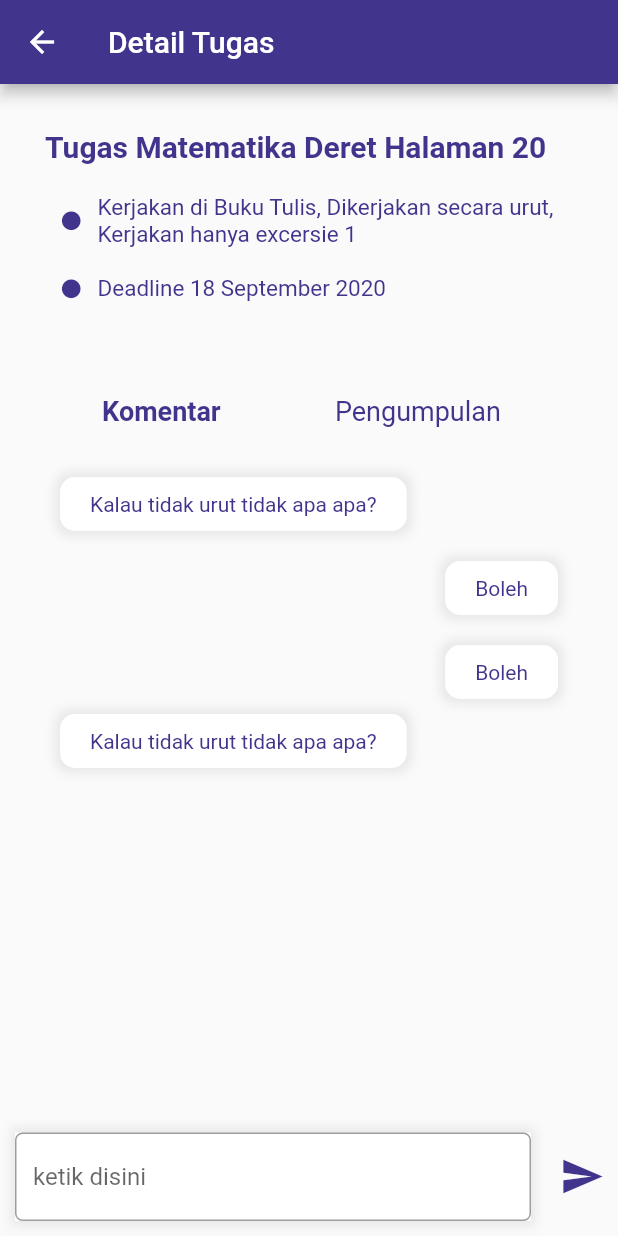
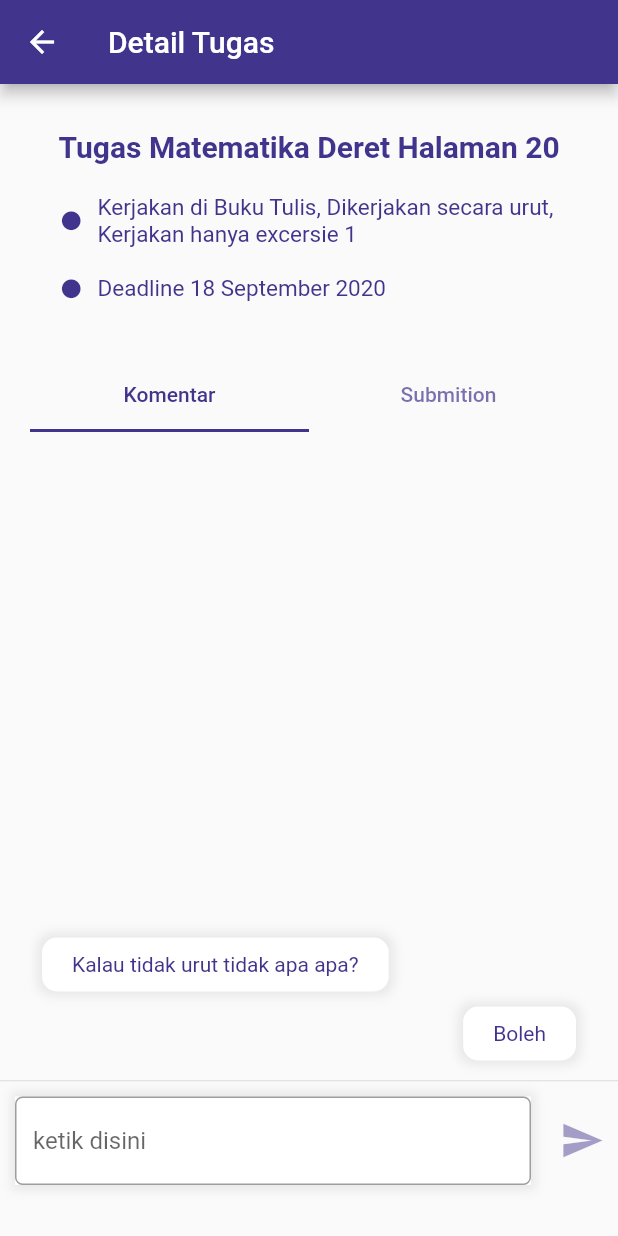
Before and after one commit to TheoGalang/Ceria, a Flutter app: the DetailTugasParent screen opened directly, after a tap on the "send" icon, on a phone screen of 412 x 824 dp. Run offline on Flutter 3.47's test engine with Material 2 defaults, Android fonts, the phone set to English and light mode, and no system bars.

Commit message:
modify  and implement simple chat app interaction

```diff
--- a/lib/main.dart
+++ b/lib/main.dart
@@ -1,23 +1,6 @@
-import 'package:ceria/screen_guru/tugas/detailtugas_teacher.dart';
-import 'package:ceria/screen_guru/tugas/isinilai_teacher.dart';
-import 'package:ceria/screen_guru/tugas/lampiran_teacher.dart';
-import 'package:ceria/screen_guru/tugas/listtugas_guru.dart';
-import 'package:ceria/screen_guru/tugas/pilihkelastugas_guru.dart';
-import 'package:ceria/screen_guru/tugas/tambahtugas_guru.dart';
-import 'package:ceria/screen_parent/daftarsiswa_parent.dart';
-import 'package:ceria/screen_parent/home_parent.dart';
+import 'package:ceria/screen_parent/tugas/detailed_assigment.dart';
 import 'package:ceria/screen_parent/tugas/detailtugas_parent.dart';
-import 'package:ceria/screen_parent/tugas/listtugas_parent.dart';
-import 'package:ceria/screen_parent/tugas/nilaitugas_parent.dart';
-import 'package:ceria/screen_parent/tugas/pengumpulantugas_parent.dart';
-import 'package:flutter/cupertino.dart';
 import 'package:flutter/material.dart';
-import 'package:ceria/screen_guru/home_guru.dart';
-import 'package:ceria/screen_guru/pilihkelas_guru.dart';
-import 'package:ceria/screen_guru/daftarsiswa_guru.dart';
-import 'package:ceria/screen_parent/daftarsiswa_parent.dart';
-import 'package:ceria/screen_guru/pilihkelasabsen_guru.dart';
-import 'package:ceria/screen_guru/listkehadiran_guru.dart';
 
 void main() {
   runApp(MyApp());
@@ -26,6 +9,9 @@ void main() {
 class MyApp extends StatelessWidget {
   @override
   Widget build(BuildContext context) {
-    return MaterialApp(home: NilaiTugasParent());
+    return MaterialApp(
+      home: DetailTugasParent(),
+      debugShowCheckedModeBanner: false,
+    );
   }
 }
--- a/lib/screen_guru/home_guru.dart
+++ b/lib/screen_guru/home_guru.dart
@@ -1,4 +1,3 @@
-import 'package:ceria/screen_guru/tugas/listtugas_guru.dart';
 import 'package:ceria/screen_guru/tugas/pilihkelastugas_guru.dart';
 import 'package:flutter/cupertino.dart';
 import 'package:flutter/material.dart';
--- a/lib/screen_guru/tugas/detailtugas_teacher.dart
+++ b/lib/screen_guru/tugas/detailtugas_teacher.dart
@@ -1,8 +1,6 @@
-import 'package:ceria/screen_guru/pilihkelas_guru.dart';
 import 'package:ceria/screen_guru/tugas/isinilai_teacher.dart';
 import 'package:ceria/screen_guru/tugas/lampiran_teacher.dart';
 import 'package:ceria/screen_guru/tugas/listtugas_guru.dart';
-import 'package:ceria/screen_guru/tugas/pilihkelastugas_guru.dart';
 import 'package:flutter/cupertino.dart';
 import 'package:flutter/material.dart';
 
--- a/lib/screen_guru/tugas/listtugas_guru.dart
+++ b/lib/screen_guru/tugas/listtugas_guru.dart
@@ -1,5 +1,4 @@
 import 'package:ceria/screen_guru/home_guru.dart';
-import 'package:ceria/screen_guru/pilihkelas_guru.dart';
 import 'package:ceria/screen_guru/tugas/detailtugas_teacher.dart';
 import 'package:ceria/screen_guru/tugas/tambahtugas_guru.dart';
 import 'package:flutter/cupertino.dart';
--- a/lib/screen_guru/tugas/pilihkelastugas_guru.dart
+++ b/lib/screen_guru/tugas/pilihkelastugas_guru.dart
@@ -1,5 +1,4 @@
 import 'package:ceria/screen_guru/home_guru.dart';
-import 'package:ceria/screen_guru/tugas/detailtugas_teacher.dart';
 import 'package:ceria/screen_guru/tugas/listtugas_guru.dart';
 import 'package:flutter/cupertino.dart';
 import 'package:flutter/material.dart';
--- a/lib/screen_parent/home_parent.dart
+++ b/lib/screen_parent/home_parent.dart
@@ -1,4 +1,3 @@
-import 'package:ceria/screen_parent/tugas/detailtugas_parent.dart';
 import 'package:ceria/screen_parent/tugas/listtugas_parent.dart';
 import 'package:flutter/cupertino.dart';
 import 'package:flutter/material.dart';
--- a/lib/screen_parent/tugas/detailtugas_parent.dart
+++ b/lib/screen_parent/tugas/detailtugas_parent.dart
@@ -1,6 +1,6 @@
+import './widgets/chat_message.dart';
+import 'package:ceria/tools/measure_child.dart';
 import 'package:ceria/screen_parent/tugas/listtugas_parent.dart';
-import 'package:ceria/screen_parent/tugas/pengumpulantugas_parent.dart';
-import 'package:flutter/cupertino.dart';
 import 'package:flutter/material.dart';
 
 class DetailTugasParent extends StatefulWidget {
@@ -9,47 +9,39 @@ class DetailTugasParent extends StatefulWidget {
 }
 
 class _DetailTugasParentState extends State<DetailTugasParent> {
+  final _inputController = TextEditingController();
+  final List<ChatMessage> _messages = [
+    ChatMessage(
+      text: "Boleh",
+      crossAxisAlignment: CrossAxisAlignment.end,
+    ),
+    ChatMessage(
+      text: "Kalau tidak urut tidak apa apa?",
+      crossAxisAlignment: CrossAxisAlignment.start,
+    ),
+  ];
+  bool _isComposing = false;
+  var descriptionSize = Size(0, 207);
+  var paintingScreenSize = Size(0, 600);
+  var appbarSize = Size(0, 80);
+  var tabBarLabelSize = Size(0, 48);
+
   @override
   Widget build(BuildContext context) {
-    return Scaffold(
-      appBar: AppBar(
-        leading: IconButton(
-          onPressed: () {},
-          icon: IconButton(
-            icon: Icon(Icons.arrow_back, color: Colors.white),
-            onPressed: () {
-              {
-                Navigator.pushReplacement(context,
-                    MaterialPageRoute(builder: (context) {
-                  return ShowAssignmentParent();
-                }));
-              }
-            },
-          ),
-        ),
-        title: Text("Detail Tugas"),
-        backgroundColor: Color(0xff41348C),
-      ),
-      body: Stack(
-        children: <Widget>[
-          SingleChildScrollView(
-            child: Padding(
-              padding: EdgeInsets.only(bottom: 100),
+    var assignmentDescription = Container(
+      margin: EdgeInsets.all(20),
       child: Column(
         children: [
           Container(
-                    margin: EdgeInsets.all(20),
-                    child: Column(
-                      children: <Widget>[
-                        Container(
             margin: EdgeInsets.all(10),
-                          alignment: Alignment.centerLeft,
+            child: Center(
               child: Text(
                 "Tugas Matematika Deret Halaman 20",
                 style: TextStyle(
                     fontSize: 20,
                     color: Color(0xff41348C),
                     fontWeight: FontWeight.bold),
+              ),
             ),
           ),
           Container(
@@ -102,171 +94,163 @@ class _DetailTugasParentState extends State<DetailTugasParent> {
               ],
             ),
           ),
-                        Container(
-                          margin: EdgeInsets.fromLTRB(10, 30, 20, 20),
-                          child: Row(
-                            mainAxisAlignment: MainAxisAlignment.spaceAround,
-                            children: <Widget>[
-                              TextButton(
+        ],
+      ),
+    );
+    var appbar = AppBar(
+      leading: IconButton(
+        onPressed: () {},
+        icon: IconButton(
+          icon: Icon(Icons.arrow_back, color: Colors.white),
           onPressed: () {
             {
               Navigator.pushReplacement(context,
                   MaterialPageRoute(builder: (context) {
-                                      return DetailTugasParent();
+                return ShowAssignmentParent();
               }));
             }
           },
-                                child: Text(
-                                  "Komentar",
-                                  style: TextStyle(
-                                      fontSize: 18,
-                                      color: Color(0xff41348C),
-                                      fontWeight: FontWeight.bold),
         ),
       ),
-                              TextButton(
-                                onPressed: () {
-                                  {
-                                    Navigator.pushReplacement(context,
-                                        MaterialPageRoute(builder: (context) {
-                                      return KumpulTugasParent();
-                                    }));
-                                  }
+      title: Text("Detail Tugas"),
+      backgroundColor: Color(0xff41348C),
+    );
+    return MeasureSize(
+      onChange: (Size size) {
+        setState(() {
+          paintingScreenSize = size;
+        });
       },
-                                child: Text(
-                                  "Pengumpulan",
-                                  style: TextStyle(
-                                      fontSize: 18,
-                                      color: Color(0xff41348C),
-                                      fontWeight: FontWeight.normal),
+      child: Scaffold(
+        appBar: appbar,
+        body: SingleChildScrollView(
+          child: Column(
+            children: [
+              MeasureSize(
+                onChange: (size) {
+                  setState(() {
+                    descriptionSize = size;
+                  });
+                },
+                child: assignmentDescription,
               ),
-                              )
+              // tab layout
+              buildDefaultTabController(),
             ],
           ),
         ),
-                        Align(
-                          alignment: Alignment.centerLeft,
+      ),
+    );
+  }
+
+  DefaultTabController buildDefaultTabController() {
+    return DefaultTabController(
+        length: 2,
+        child: Column(
+          children: [
+            MeasureSize(
+              onChange: (Size size) {
+                setState(() {
+                  tabBarLabelSize = size;
+                });
+              },
               child: Container(
-                            constraints: BoxConstraints(maxWidth: 250),
-                            margin: EdgeInsets.fromLTRB(20, 0, 0, 10),
-                            padding: EdgeInsets.fromLTRB(20, 10, 20, 10),
-                            decoration: BoxDecoration(
-                              color: Colors.white,
-                              borderRadius:
-                                  BorderRadius.all(Radius.circular(10)),
-                              boxShadow: [
+                margin: EdgeInsets.symmetric(horizontal: 20),
+                child: TabBar(
+                    labelColor: Color(0xff41348C),
+                    indicatorColor: Color(0xff41348C),
+                    tabs: [
+                      Tab(
+                        text: "Komentar",
+                      ),
+                      Tab(text: "Submition")
+                    ]),
+              ),
+            ),
+            Container(
+              height: paintingScreenSize.height -
+                  appbarSize.height -
+                  descriptionSize.height -
+                  tabBarLabelSize.height,
+              child: TabBarView(children: [
+                Column(
+                  children: [
+                    Flexible(
+                      child: ListView.builder(
+                        padding: EdgeInsets.all(8.0),
+                        reverse: true,
+                        itemBuilder: (_, int index) => _messages[index],
+                        itemCount: _messages.length,
+                      ),
+                    ),
+                    Divider(
+                      height: 1,
+                    ),
+                    Container(
+                      child: buildTextInput(context),
+                    ),
+                  ],
+                ),
+                Column(
+                  mainAxisAlignment: MainAxisAlignment.center,
+                  children: [
+                    Flexible(
+                      flex: 1,
+                      child: Container(
+                        width: MediaQuery.of(context).size.width / 1.5,
+                        padding: EdgeInsets.all(20),
+                        decoration:
+                            BoxDecoration(color: Colors.white, boxShadow: [
                           BoxShadow(
                             color: Colors.grey.withOpacity(0.2),
                             spreadRadius: 3,
                             blurRadius: 5,
                           ),
-                              ],
+                        ]),
+                        child: IconButton(
+                            icon: Icon(
+                              Icons.add,
+                              color: Color(0xff41348C),
+                              size: 30,
                             ),
-                            child: Text(
-                              "Kalau tidak urut tidak apa apa?",
-                              style: TextStyle(
-                                  fontSize: 14,
-                                  color: Color(0xff41348C),
-                                  fontWeight: FontWeight.normal),
+                            onPressed: () {}),
                       ),
                     ),
-                        ),
-                        Align(
-                          alignment: Alignment.centerRight,
-                          child: Container(
-                            constraints: BoxConstraints(maxWidth: 250),
-                            margin: EdgeInsets.fromLTRB(20, 10, 20, 10),
-                            padding: EdgeInsets.fromLTRB(20, 10, 20, 10),
-                            decoration: BoxDecoration(
+                    Container(
+                      margin:
+                          EdgeInsets.symmetric(horizontal: 50, vertical: 20),
+                      child: RaisedButton(
+                        padding:
+                            EdgeInsets.symmetric(horizontal: 30, vertical: 10),
+                        onPressed: () {},
+                        child: Text(
+                          "Simpan",
+                          style: TextStyle(
+                            fontSize: 20,
                             color: Colors.white,
-                              borderRadius:
-                                  BorderRadius.all(Radius.circular(10)),
-                              boxShadow: [
-                                BoxShadow(
-                                  color: Colors.grey.withOpacity(0.2),
-                                  spreadRadius: 3,
-                                  blurRadius: 5,
-                                ),
-                              ],
-                            ),
-                            child: Text(
-                              "Boleh",
-                              style: TextStyle(
-                                  fontSize: 14,
-                                  color: Color(0xff41348C),
-                                  fontWeight: FontWeight.normal),
+                            fontWeight: FontWeight.bold,
                           ),
                         ),
-                        ),
-                        Align(
-                          alignment: Alignment.centerRight,
-                          child: Container(
-                            constraints: BoxConstraints(maxWidth: 250),
-                            margin: EdgeInsets.fromLTRB(20, 10, 20, 10),
-                            padding: EdgeInsets.fromLTRB(20, 10, 20, 10),
-                            decoration: BoxDecoration(
-                              color: Colors.white,
-                              borderRadius:
-                                  BorderRadius.all(Radius.circular(10)),
-                              boxShadow: [
-                                BoxShadow(
-                                  color: Colors.grey.withOpacity(0.2),
-                                  spreadRadius: 3,
-                                  blurRadius: 5,
-                                ),
-                              ],
-                            ),
-                            child: Text(
-                              "Boleh",
-                              style: TextStyle(
-                                  fontSize: 14,
                         color: Color(0xff41348C),
-                                  fontWeight: FontWeight.normal),
-                            ),
-                          ),
-                        ),
-                        Align(
-                          alignment: Alignment.centerLeft,
-                          child: Container(
-                            constraints: BoxConstraints(maxWidth: 250),
-                            margin: EdgeInsets.fromLTRB(20, 0, 0, 10),
-                            padding: EdgeInsets.fromLTRB(20, 10, 20, 10),
-                            decoration: BoxDecoration(
-                              color: Colors.white,
-                              borderRadius:
-                                  BorderRadius.all(Radius.circular(10)),
-                              boxShadow: [
-                                BoxShadow(
-                                  color: Colors.grey.withOpacity(0.2),
-                                  spreadRadius: 3,
-                                  blurRadius: 5,
-                                ),
-                              ],
-                            ),
-                            child: Text(
-                              "Kalau tidak urut tidak apa apa?",
-                              style: TextStyle(
-                                  fontSize: 14,
-                                  color: Color(0xff41348C),
-                                  fontWeight: FontWeight.normal),
-                            ),
+                        shape: RoundedRectangleBorder(
+                            borderRadius: BorderRadius.circular(20)),
                       ),
                     ),
                   ],
                 ),
-                  ),
+              ]),
+            )
           ],
-              ),
-            ),
-          ),
-          Align(
-            alignment: Alignment.bottomLeft,
-            child: Row(
+        ));
+  }
+
+  Row buildTextInput(BuildContext context) {
+    return Row(
       children: <Widget>[
         Flexible(
           child: Container(
             margin: EdgeInsets.all(10),
-                    width: MediaQuery.of(context).size.width / 1,
+            width: MediaQuery.of(context).size.width,
             decoration: BoxDecoration(color: Colors.white, boxShadow: [
               BoxShadow(
                 color: Colors.grey.withOpacity(0.2),
@@ -275,6 +259,13 @@ class _DetailTugasParentState extends State<DetailTugasParent> {
               ),
             ]),
             child: TextField(
+              onChanged: (String text) {
+                setState(() {
+                  _isComposing = text.length > 0;
+                });
+              },
+              controller: _inputController,
+              onSubmitted: _isComposing ? _handleSubmit : null,
               decoration: InputDecoration(
                   hintText: "ketik disini",
                   fillColor: Colors.white,
@@ -286,15 +277,29 @@ class _DetailTugasParentState extends State<DetailTugasParent> {
         IconButton(
             icon: Icon(
               Icons.send,
-                      color: Color(0xff41348C),
+              color: _isComposing ? Color(0xff41348C) : Color(0x7741348C),
               size: 30,
             ),
-                    onPressed: () {})
+            onPressed: () {
+              // ignore: unnecessary_statements
+              _isComposing ? _handleSubmit(_inputController.text) : null;
+            })
       ],
-            ),
-          )
-        ],
-      ),
     );
   }
+
+  void _handleSubmit(String value) {
+    _inputController.clear();
+    setState(() {
+      _isComposing = false;
+    });
+    ChatMessage message = ChatMessage(
+      text: value,
+      crossAxisAlignment: CrossAxisAlignment.start,
+    );
+
+    setState(() {
+      _messages.insert(0, message);
+    });
   }
+}
--- a/lib/screen_parent/tugas/listtugas_parent.dart
+++ b/lib/screen_parent/tugas/listtugas_parent.dart
@@ -122,10 +122,10 @@ class ShowAssignmentParent extends StatelessWidget {
                         GestureDetector(
                           onTap: () {
                             {
-                              Navigator.pushReplacement(context,
-                                  MaterialPageRoute(builder: (context) {
-                                return DetailTugasParent();
-                              }));
+                              // Navigator.pushReplacement(context,
+                              //     MaterialPageRoute(builder: (context) {
+                              //   return DetailTugasParent();
+                              // }));
                             }
                           },
                           child: Container(
--- /dev/null
+++ b/lib/screen_parent/tugas/widgets/chat_message.dart
@@ -0,0 +1,42 @@
+import 'package:flutter/material.dart';
+
+class ChatMessage extends StatelessWidget {
+  final String text;
+  final CrossAxisAlignment crossAxisAlignment;
+  ChatMessage({this.text, this.crossAxisAlignment});
+
+  @override
+  Widget build(BuildContext context) {
+    return Container(
+      child: Expanded(
+        child: Column(
+          crossAxisAlignment: crossAxisAlignment,
+          children: [
+            Container(
+              margin: EdgeInsets.symmetric(horizontal: 20, vertical: 5),
+              padding: EdgeInsets.fromLTRB(20, 10, 20, 10),
+              decoration: BoxDecoration(
+                color: Colors.white,
+                borderRadius: BorderRadius.all(Radius.circular(10)),
+                boxShadow: [
+                  BoxShadow(
+                    color: Colors.grey.withOpacity(0.2),
+                    spreadRadius: 3,
+                    blurRadius: 5,
+                  ),
+                ],
+              ),
+              child: Text(
+                text,
+                style: TextStyle(
+                    fontSize: 14,
+                    color: Color(0xff41348C),
+                    fontWeight: FontWeight.normal),
+              ),
+            ),
+          ],
+        ),
+      ),
+    );
+  }
+}
--- /dev/null
+++ b/lib/tools/measure_child.dart
@@ -0,0 +1,43 @@
+import 'package:flutter/material.dart';
+import 'package:flutter/scheduler.dart';
+
+typedef void OnWidgetSizeChange(Size size);
+
+class MeasureSize extends StatefulWidget {
+  final Widget child;
+  final OnWidgetSizeChange onChange;
+
+  const MeasureSize({
+    Key key,
+    @required this.onChange,
+    @required this.child,
+  }) : super(key: key);
+
+  @override
+  _MeasureSizeState createState() => _MeasureSizeState();
+}
+
+class _MeasureSizeState extends State<MeasureSize> {
+  @override
+  Widget build(BuildContext context) {
+    SchedulerBinding.instance.addPostFrameCallback(postFrameCallback);
+    return Container(
+      key: widgetKey,
+      child: widget.child,
+    );
+  }
+
+  var widgetKey = GlobalKey();
+  var oldSize;
+
+  void postFrameCallback(_) {
+    var context = widgetKey.currentContext;
+    if (context == null) return;
+
+    var newSize = context.size;
+    if (oldSize == newSize) return;
+
+    oldSize = newSize;
+    widget.onChange(newSize);
+  }
+}
```
Lines whose indentation alone changed are shown as unchanged.
